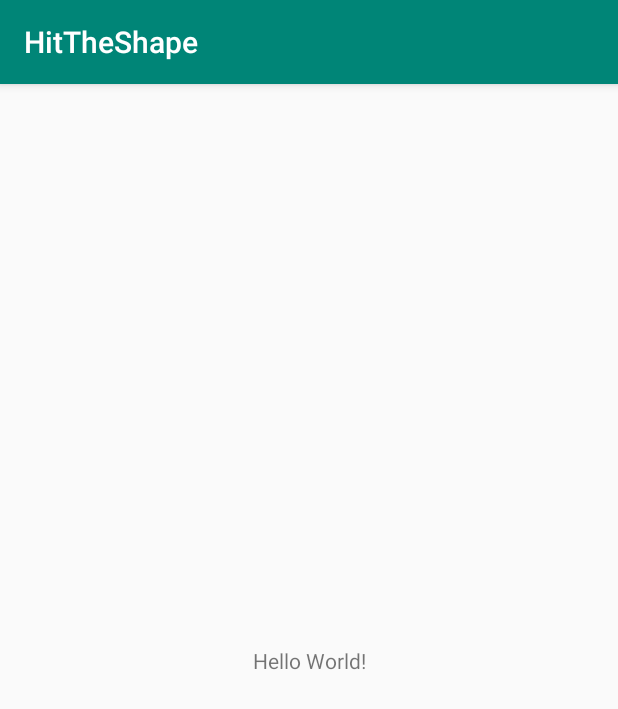
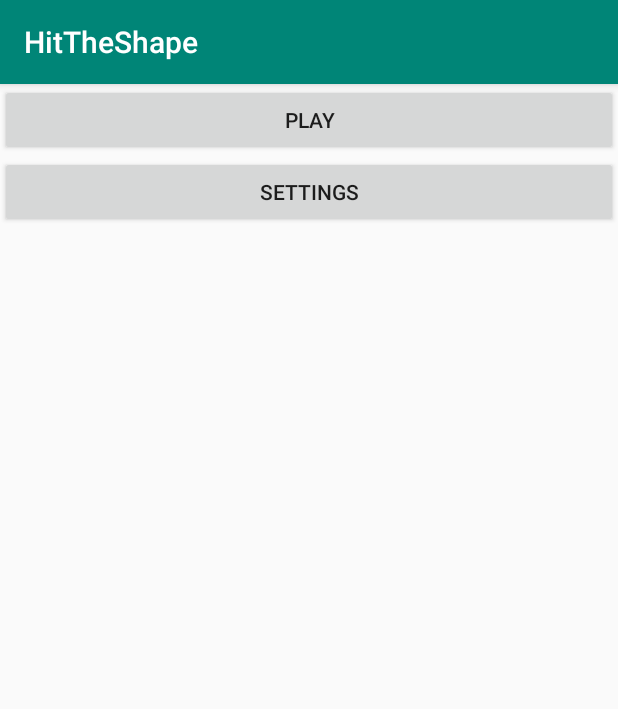
Before and after one commit to Kaatee/HitTheShape, an Android app: the screen it shows after launch (MainActivity), on a phone screen of 412 x 824 dp. Shown: the top 709 px of the screen. Run offline under Robolectric (Android 15) with nearby library versions, the phone set to English and light mode, and no system bars.

Commit message:
add: simple views: menu, choose lvl, play

```diff
--- a/app/src/main/AndroidManifest.xml
+++ b/app/src/main/AndroidManifest.xml
@@ -9,6 +9,9 @@
         android:roundIcon="@mipmap/ic_launcher_round"
         android:supportsRtl="true"
         android:theme="@style/AppTheme">
+        <activity android:name=".PlayActivity"></activity>
+        <activity android:name=".SettingsActivity" />
+        <activity android:name=".ChoosLvlActivity" />
         <activity android:name=".MainActivity">
             <intent-filter>
                 <action android:name="android.intent.action.MAIN" />
--- a/app/src/main/java/com/example/hittheshape/MainActivity.java
+++ b/app/src/main/java/com/example/hittheshape/MainActivity.java
@@ -1,13 +1,49 @@
 package com.example.hittheshape;
 
+import android.content.Intent;
 import android.support.v7.app.AppCompatActivity;
 import android.os.Bundle;
+import android.view.View;
+import android.widget.Button;
 
 public class MainActivity extends AppCompatActivity {
+    private Button buttonPlay;
+    private Button buttonSettings;
 
     @Override
     protected void onCreate(Bundle savedInstanceState) {
         super.onCreate(savedInstanceState);
         setContentView(R.layout.activity_main);
+
+        buttonPlay = findViewById(R.id.buttonPlay);
+        buttonPlay.setOnClickListener(new View.OnClickListener(){
+
+            @Override
+            public void onClick(View v) {
+                openChooseLvLActivity();
+            }
+        });
+
+
+        buttonSettings = findViewById(R.id.buttonSettings);
+        buttonSettings.setOnClickListener(new View.OnClickListener(){
+
+            @Override
+            public void onClick(View v) {
+                openSettingsActivity();
+            }
+        });
     }
+
+    public void openChooseLvLActivity(){
+        Intent intent = new Intent(this, ChoosLvlActivity.class);
+        startActivity(intent);
+    }
+
+    public void openSettingsActivity(){
+        Intent intent = new Intent(this, SettingsActivity.class);
+        startActivity(intent);
+    }
+
+
 }
--- a/app/src/main/res/layout/activity_main.xml
+++ b/app/src/main/res/layout/activity_main.xml
@@ -6,13 +6,26 @@
     android:layout_height="match_parent"
     tools:context=".MainActivity">
 
-    <TextView
-        android:layout_width="wrap_content"
-        android:layout_height="wrap_content"
-        android:text="Hello World!"
-        app:layout_constraintBottom_toBottomOf="parent"
-        app:layout_constraintLeft_toLeftOf="parent"
-        app:layout_constraintRight_toRightOf="parent"
-        app:layout_constraintTop_toTopOf="parent" />
+    <android.support.constraint.ConstraintLayout
+        android:layout_width="match_parent"
+        android:layout_height="match_parent">
 
+        <LinearLayout
+            android:layout_width="match_parent"
+            android:layout_height="match_parent"
+            android:orientation="vertical">
+
+            <Button
+                android:id="@+id/buttonPlay"
+                android:layout_width="match_parent"
+                android:layout_height="wrap_content"
+                android:text="Play" />
+
+            <Button
+                android:id="@+id/buttonSettings"
+                android:layout_width="match_parent"
+                android:layout_height="wrap_content"
+                android:text="Settings" />
+        </LinearLayout>
+    </android.support.constraint.ConstraintLayout>
 </android.support.constraint.ConstraintLayout>
```
Also changed, not shown: app/src/main/java/com/example/hittheshape/ChoosLvlActivity.java (added, +35 -0 lines), app/src/main/java/com/example/hittheshape/LevelsGridAdapter.java (added, +52 -0 lines), app/src/main/java/com/example/hittheshape/PlayActivity.java (added, +13 -0 lines), app/src/main/java/com/example/hittheshape/SettingsActivity.java (added, +13 -0 lines), app/src/main/res/layout/activity_choos_lvl.xml (added, +16 -0 lines), app/src/main/res/layout/activity_play.xml (added, +52 -0 lines), app/src/main/res/layout/activity_settings.xml (added, +9 -0 lines), app/src/main/res/layout/row_item.xml (added, +37 -0 lines), app/src/main/res/drawable-v24/opened.jpg (added).
